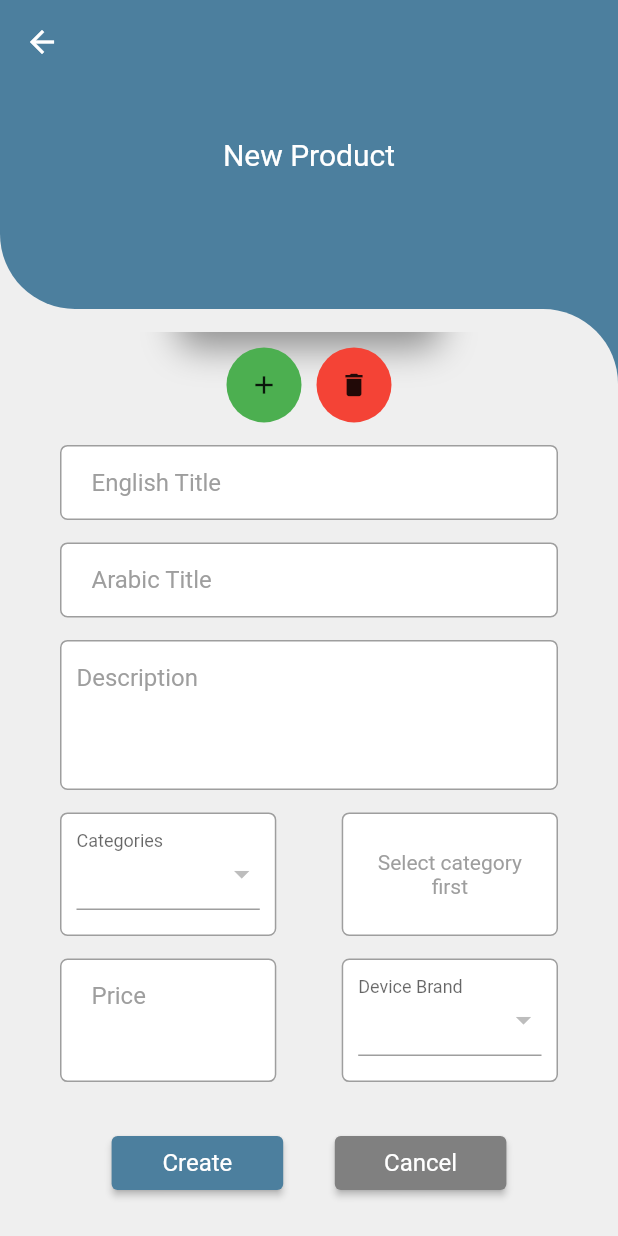
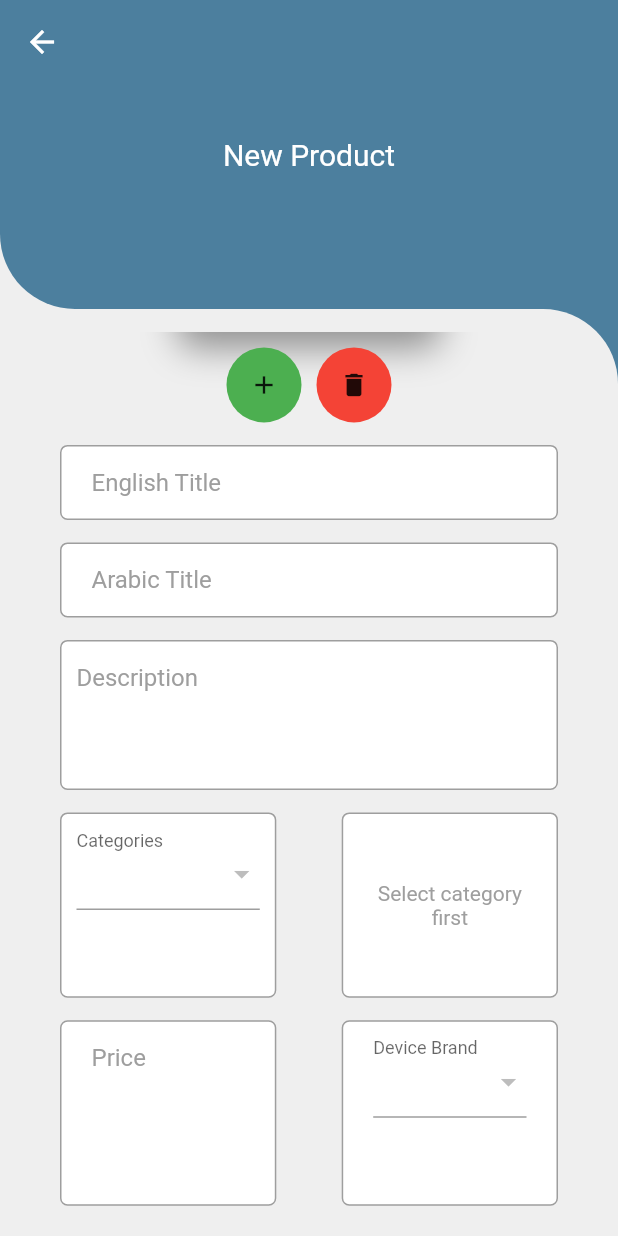
Before and after one commit to OdehMohamed/techno_store, a Flutter app: the NewProduct screen opened directly, scrolled down 334 dp, on a phone screen of 412 x 824 dp. Run offline on Flutter 3.47's test engine with Material 2 defaults, Android fonts, the phone set to English and light mode, and no system bars; drawn by our look-alikes of auto_size_text; our stand-ins replace cloud_firestore, easy_localization, file_picker, firebase_auth, firebase_core, firebase_storage and 8 more; missing offline and left inert: dart:ffi, pattern_lock; accounts and stored records are empty.

Commit message:
fixing issues

```diff
--- a/lib/core/new_product/view/new_product.dart
+++ b/lib/core/new_product/view/new_product.dart
@@ -289,7 +289,7 @@ class _NewProductState extends State<NewProduct> {
                                   children: [
                                     Container(
                                       width: width*0.35,
-                                      height: height*0.1,
+                                      height: height*0.15,
                                       padding: EdgeInsets.only(left: 10,right: 10),
                                       decoration: BoxDecoration(
                                         color: ColorUtilities.white,
@@ -337,7 +337,7 @@ class _NewProductState extends State<NewProduct> {
                                     ),
                                     Container(
                                       width: width*0.35,
-                                      height: height*0.1,
+                                      height: height*0.15,
                                       padding: EdgeInsets.only(left: 10,right: 10),
                                       decoration: BoxDecoration(
                                         color: ColorUtilities.white,
@@ -391,7 +391,7 @@ class _NewProductState extends State<NewProduct> {
                                   children: [
                                     Container(
                                       width: width*0.35,
-                                      height: height*0.1,
+                                      height: height*0.15,
 
                                       padding: EdgeInsets.only(left: 20,right: 20),
                                       decoration: BoxDecoration(
@@ -421,9 +421,9 @@ class _NewProductState extends State<NewProduct> {
                                     ),
                                     Container(
                                       width: width*0.35,
-                                      height: height*0.1,
+                                      height: height*0.15,
 
-                                      padding: EdgeInsets.only(left: 10,right: 10),
+                                      padding: EdgeInsets.only(left: 20,right: 20),
                                       decoration: BoxDecoration(
                                         color: ColorUtilities.white,
                                         border: Border.all(color: Colors.grey),
```
Also changed, not shown: assets/images/icon.png (added), pubspec.lock.
